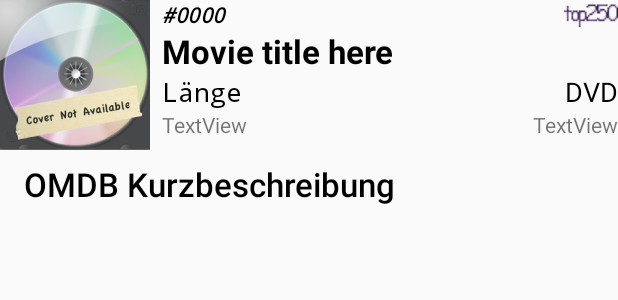
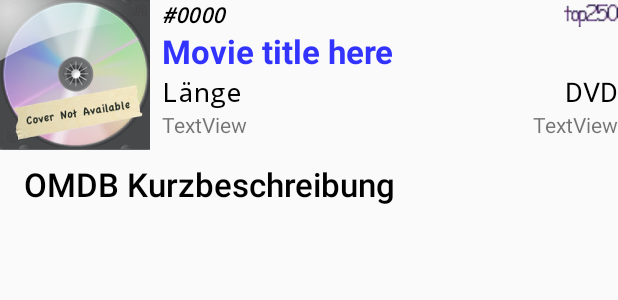
Before and after one commit to velnias75/android-webvirus, an Android app: the layout moviedetailsfragment.xml on its own in the app's theme, with its tools: preview values and no code run, on a phone screen of 412 x 824 dp. Shown: the top 300 px of the screen. Run offline under Robolectric (Android 15) with nearby library versions, the phone set to English and light mode, and no system bars; network calls fail.

Commit message:
implemented category colors

```diff
--- a/app/src/main/java/de/rangun/webvirus/fragments/MovieDetailsFragment.java
+++ b/app/src/main/java/de/rangun/webvirus/fragments/MovieDetailsFragment.java
@@ -35,6 +35,7 @@ import com.android.volley.RequestQueue;
 import com.android.volley.toolbox.ImageLoader;
 import com.android.volley.toolbox.NetworkImageView;
 
+import de.rangun.webvirus.CategoryTextView;
 import de.rangun.webvirus.R;
 import de.rangun.webvirus.model.BitmapMemCache;
 import de.rangun.webvirus.model.IMovie;
@@ -63,7 +64,7 @@ public class MovieDetailsFragment extends Fragment {
 
         final View top250 = getView().findViewById(R.id.top250);
         final TextView mid = getView().findViewById(R.id.m_id);
-        final TextView tit = getView().findViewById(R.id.title);
+        final CategoryTextView tit = getView().findViewById(R.id.title);
         final TextView dus = getView().findViewById(R.id.m_duration);
         final TextView dis = getView().findViewById(R.id.m_disc);
         final TextView abs = getView().findViewById(R.id.m_abstract);
@@ -73,7 +74,7 @@ public class MovieDetailsFragment extends Fragment {
 
         top250.setVisibility(m.top250() ? View.VISIBLE : View.INVISIBLE);
         mid.setText(idNum.substring(idNum.length() - preZeros.length()));
-        tit.setText(m.title());
+        tit.setText(m.title(), m.category());
         dus.setText(m.durationString());
         dis.setText(m.disc());
         abs.setText(m.description(getContext()));
--- a/app/src/main/res/layout/moviedetailsfragment.xml
+++ b/app/src/main/res/layout/moviedetailsfragment.xml
@@ -58,7 +58,7 @@
         app:layout_constraintStart_toEndOf="@+id/cover"
         app:layout_constraintTop_toTopOf="@id/cover" />
 
-    <TextView
+    <de.rangun.webvirus.CategoryTextView
         android:id="@+id/title"
         android:layout_width="0dp"
         android:layout_height="wrap_content"
@@ -67,7 +67,7 @@
         android:maxLines="2"
         android:text="@string/m.title"
         android:textAppearance="@style/TextAppearance.AppCompat.Large"
-        android:textColor="@android:color/black"
+        android:textColor="@color/categoryAny"
         android:textStyle="bold"
         app:layout_constraintEnd_toEndOf="@id/top250"
         app:layout_constraintStart_toStartOf="@+id/m.id"
--- a/app/src/main/res/values/colors.xml
+++ b/app/src/main/res/values/colors.xml
@@ -24,4 +24,9 @@
     <color name="colorPrimary">#008577</color>
     <color name="colorPrimaryDark">#00574B</color>
     <color name="colorAccent">#D81B60</color>
+    <color name="categoryAny">#3333FF</color>
+    <color name="categoryFeature">#000000</color>
+    <color name="categoryYouth">#66339f</color>
+    <color name="categoryDocumentary">#253100</color>
+    <color name="categoryConcert">#510000</color>
 </resources>
```
Also changed, not shown: app/src/main/java/de/rangun/webvirus/CategoryTextView.java (added, +54 -0 lines), app/src/main/java/de/rangun/webvirus/model/MovieProxy.java (+4 -8 lines).
